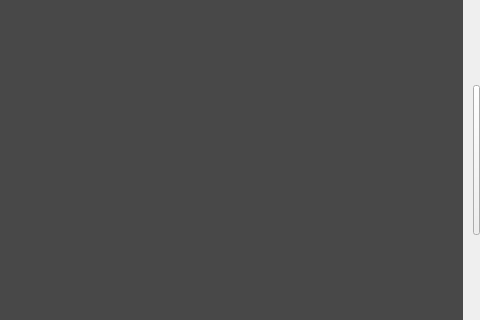
rafatosta/zapzap, file zapzap/view/drawer.ui: the form before one commit; both pictures show x 348 to 828 and y 94 to 414 of the 828 by 509 pixel window.
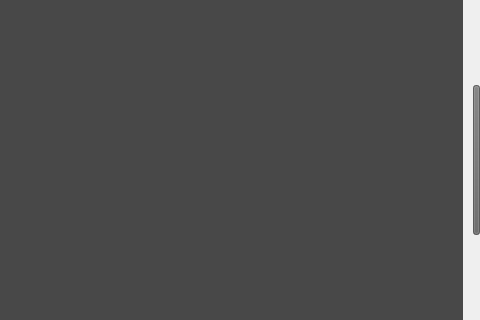
The form after the commit.

Commit message: Fine adjustment button

```diff
--- a/zapzap/view/drawer.ui
+++ b/zapzap/view/drawer.ui
@@ -29,6 +29,13 @@
    <string notr="true">QWidget#blur{
 	background-color: rgba(0, 0, 0, 0.7);
     border-radius: 0px;
+}
+
+QPushButton#openDrawerButton
+{
+    background-color:  rgba(100, 100, 100, 0.8);
+    border: 0.01em solid rgba(100, 100, 100, 0.8);
+    border-radius: 0.09em;
 }</string>
   </property>
   <layout class="QHBoxLayout" name="horizontalLayout_2">
```
